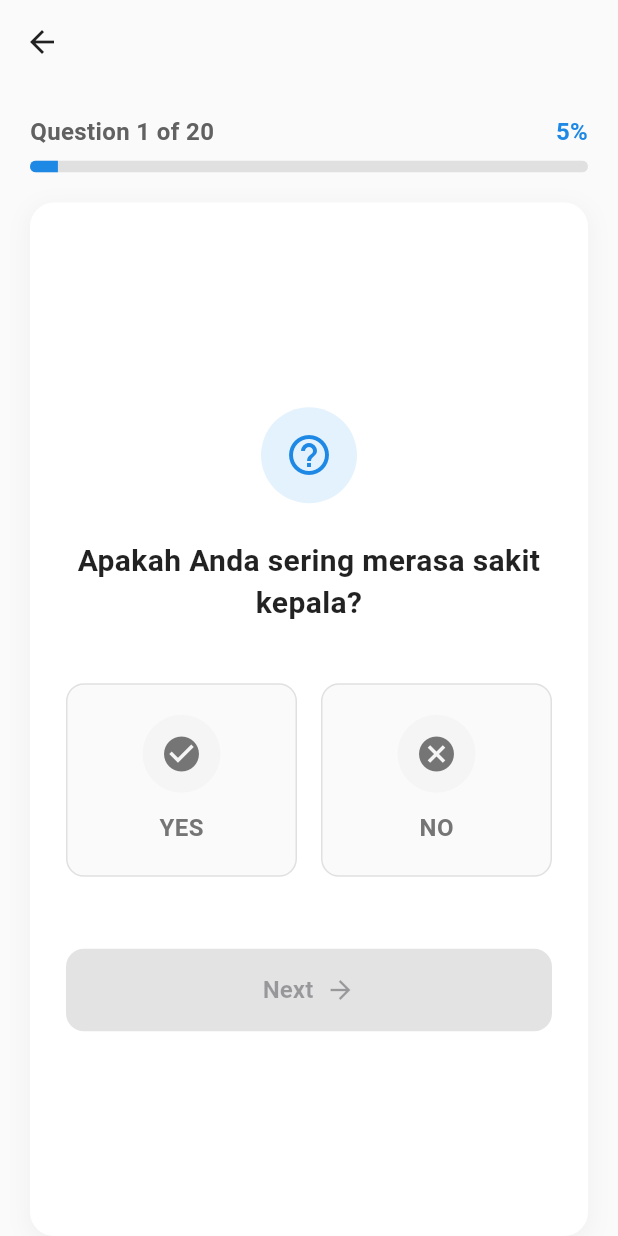
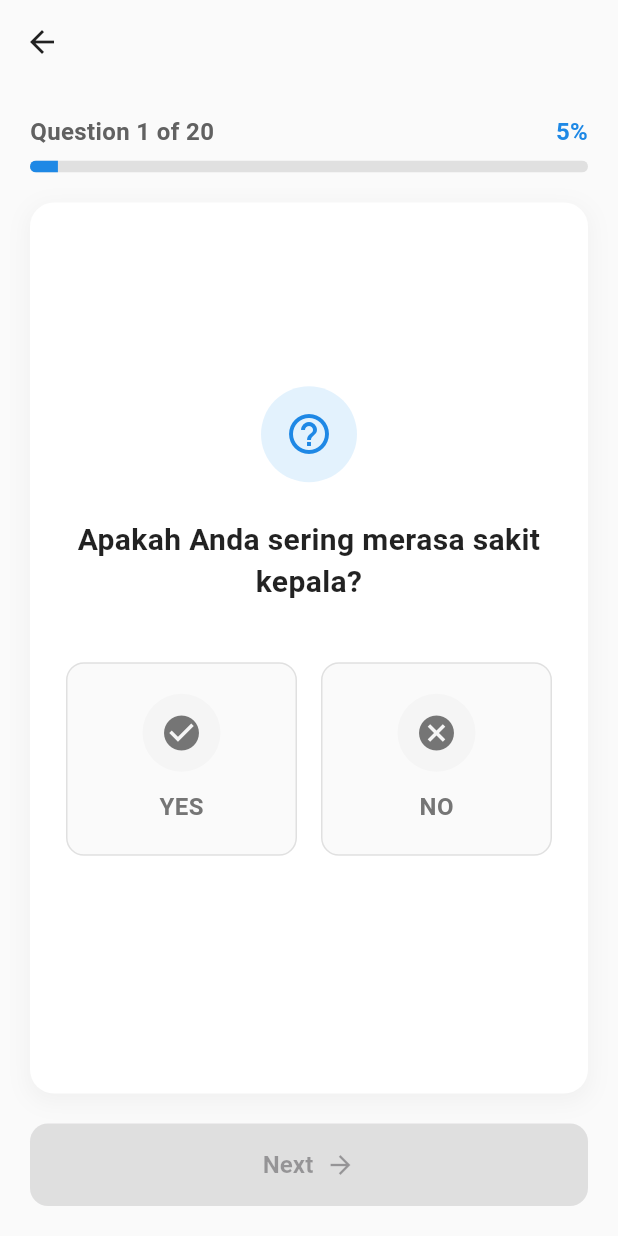
Before and after one commit to askpradana/mobile-iradat, a Flutter app: the QuizPage screen opened directly with empty values, on a phone screen of 412 x 824 dp. Run offline on Flutter 3.47's test engine with Material 3 defaults, Android fonts, the phone set to English and light mode, and no system bars; our stand-ins replace flutter_dotenv, shared_preferences, syncfusion_flutter_sliders; missing offline and left inert: syncfusion_flutter_core; accounts and stored records are empty.

Commit message:
feat(quiz): improve slider color logic and UI consistency
- Replace withOpacity with withValues for better color control
- Implement dynamic slider color based on value
- Remove previous question navigation for simpler flow
- Reset answers to 0 for new questions
- Clean up debug prints and redundant code

```diff
--- a/lib/screens/quizquestionscreen.dart
+++ b/lib/screens/quizquestionscreen.dart
@@ -54,7 +54,6 @@ class _QuizPageState extends State<QuizPage> with TickerProviderStateMixin {
         isLoading = false;
       });
     } catch (e) {
-      print('Error loading questions: $e');
       setState(() {
         isLoading = false;
       });
@@ -98,8 +97,9 @@ class _QuizPageState extends State<QuizPage> with TickerProviderStateMixin {
   }
 
   void _nextQuestion() {
-    if (questions.isEmpty || currentQuestionIndex >= questions.length - 1)
+    if (questions.isEmpty || currentQuestionIndex >= questions.length - 1) {
       return;
+    }
 
     _slideController.reset();
     setState(() {
@@ -110,20 +110,10 @@ class _QuizPageState extends State<QuizPage> with TickerProviderStateMixin {
     _slideController.forward();
   }
 
-  void _previousQuestion() {
-    if (questions.isEmpty || currentQuestionIndex <= 0) return;
-
-    _slideController.reset();
-    setState(() {
-      currentQuestionIndex--;
-      // Don't modify the userAnswer here - let it keep its existing value
-      // (null if unanswered, true/false if previously answered)
-    });
-    _slideController.forward();
+  void _submitQuiz() {
+    if (questions.isEmpty) {
+      return;
     }
-
-  void _submitQuiz() {
-    if (questions.isEmpty) return;
 
     // Calculate statistics
     int yesCount = 0;
@@ -159,7 +149,6 @@ class _QuizPageState extends State<QuizPage> with TickerProviderStateMixin {
       questions.isNotEmpty &&
       currentQuestionIndex < questions.length &&
       questions[currentQuestionIndex].userAnswer != null;
-  bool get _canGoBack => questions.isNotEmpty && currentQuestionIndex > 0;
 
   @override
   Widget build(BuildContext context) {
@@ -376,44 +365,27 @@ class _QuizPageState extends State<QuizPage> with TickerProviderStateMixin {
                           onChanged: _selectAnswer,
                           initialValue: currentQuestion.userAnswer,
                         ),
-                        // Navigation Buttons
-                        SizedBox(height: 32),
-                        Row(
-                          children: [
-                            if (_canGoBack)
-                              Expanded(
-                                child: OutlinedButton(
-                                  onPressed: _previousQuestion,
-                                  style: OutlinedButton.styleFrom(
-                                    padding: EdgeInsets.symmetric(vertical: 16),
-                                    shape: RoundedRectangleBorder(
-                                      borderRadius: BorderRadius.circular(12),
-                                    ),
-                                  ),
-                                  child: Row(
-                                    mainAxisAlignment: MainAxisAlignment.center,
-                                    children: [
-                                      Icon(Icons.arrow_back, size: 20),
-                                      SizedBox(width: 8),
-                                      Text(
-                                        "Previous",
-                                        style: TextStyle(
-                                          fontSize: 16,
-                                          fontWeight: FontWeight.w600,
-                                        ),
-                                      ),
+
+                        // Answer Status Indicator
+                        SizedBox(height: 20),
                       ],
                     ),
                   ),
                 ),
-                            if (_canGoBack) SizedBox(width: 16),
+              ),
+            ),
+
+            // Navigation Buttons
+            Container(
+              margin: EdgeInsets.all(20),
+              child: Row(
+                children: [
+                  // Next/Submit Button
                   Expanded(
                     child: ElevatedButton(
                       onPressed:
                           _canProceed
-                                        ? (_isLastQuestion
-                                            ? _submitQuiz
-                                            : _nextQuestion)
+                              ? (_isLastQuestion ? _submitQuiz : _nextQuestion)
                               : null,
                       style: ElevatedButton.styleFrom(
                         backgroundColor: Colors.blue[600],
@@ -435,9 +407,7 @@ class _QuizPageState extends State<QuizPage> with TickerProviderStateMixin {
                           ),
                           SizedBox(width: 8),
                           Icon(
-                                      _isLastQuestion
-                                          ? Icons.check
-                                          : Icons.arrow_forward,
+                            _isLastQuestion ? Icons.check : Icons.arrow_forward,
                             size: 20,
                           ),
                         ],
@@ -446,11 +416,6 @@ class _QuizPageState extends State<QuizPage> with TickerProviderStateMixin {
                   ),
                 ],
               ),
-                      ],
-                    ),
-                  ),
-                ),
-              ),
             ),
           ],
         ),
```
Also changed, not shown: lib/screens/quiz/sliderquiz.dart (+30 -5 lines), lib/screens/quizdescriptionscreen.dart (+4 -4 lines), lib/screens/quizresultscreen.dart (+4 -4 lines), lib/screens/sliderquizpage.dart (+11 -55 lines). Lines whose indentation alone changed are shown as unchanged.
